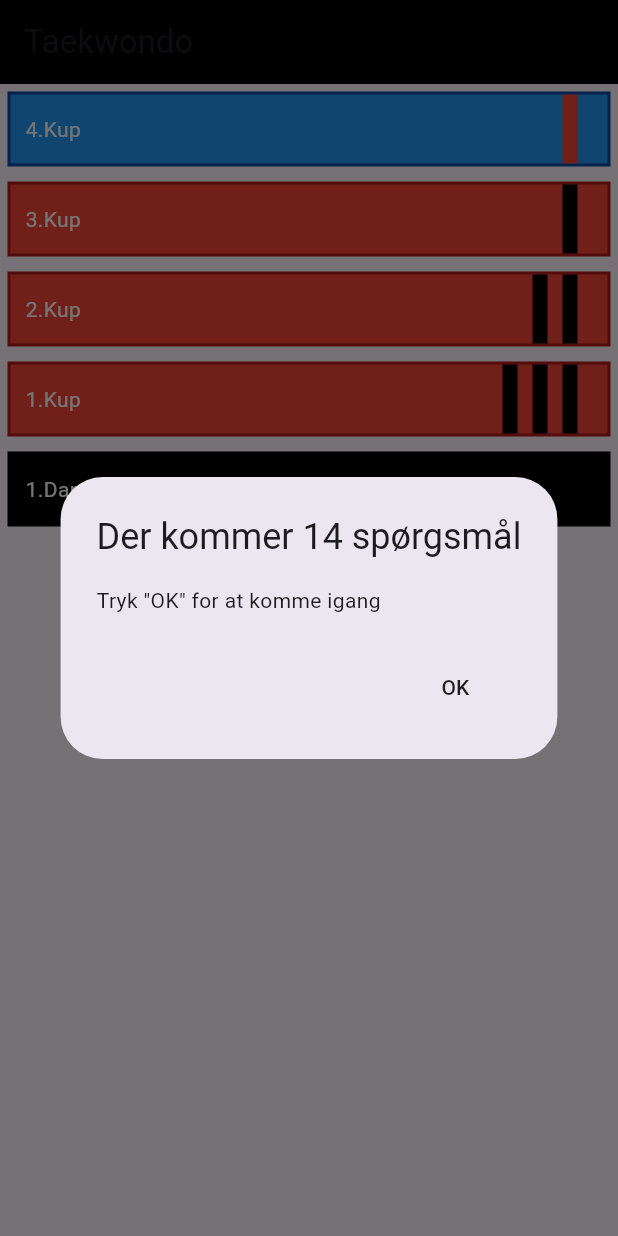
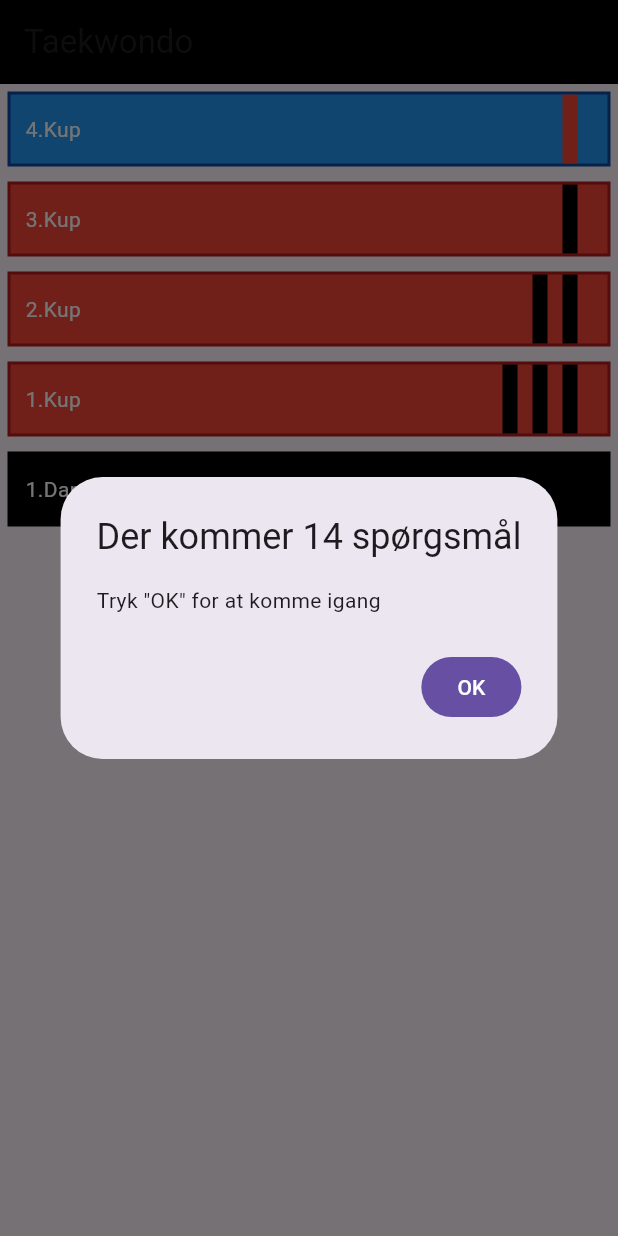
Before and after one commit to toke-dk/taekwondo_pensum, a Flutter app: the screen it shows after launch, after a tap on "4.Kup", on a phone screen of 412 x 824 dp. Run offline on Flutter 3.47's test engine with Material 3 defaults, Android fonts, the phone set to English and light mode, and no system bars.

Commit message:
ready for github

```diff
--- a/lib/MakeBelt.dart
+++ b/lib/MakeBelt.dart
@@ -5,14 +5,14 @@ class Belt extends StatelessWidget {
   final words;
   final String text;
   final color;
-  final Color snipColor;
-  final int snip;
+  final Color? snipColor;
+  final int? snip;
   Belt(
-      {@required this.words,
-      @required this.color,
+      {required this.words,
+      required this.color,
       this.snipColor,
       this.snip,
-      @required this.text});
+      required this.text});
 
   @override
   Widget build(BuildContext context) {
@@ -36,7 +36,7 @@ class Belt extends StatelessWidget {
             title: Text('Der kommer ${words.keys.toList().length} spørgsmål'),
             content: Text('Tryk "OK" for at komme igang'),
             actions: <Widget>[
-              FlatButton(
+              FilledButton(
                   onPressed: () => {
                         Navigator.push(
                             context,
--- a/lib/ResultButtonWidget.dart
+++ b/lib/ResultButtonWidget.dart
@@ -2,9 +2,9 @@ import 'package:flutter/material.dart';
 
 class ResultButtonWidget extends StatefulWidget {
   final color, text, icon;
-  Function myOnTap;
+  Function? myOnTap;
 
-  ResultButtonWidget({Key key, this.color, this.text, this.icon, this.myOnTap})
+  ResultButtonWidget({Key? key, this.color, this.text, this.icon, this.myOnTap})
       : super(key: key);
 
   @override
@@ -16,7 +16,7 @@ class _ResultButtonWidgetState extends State<ResultButtonWidget> {
   Widget build(BuildContext context) {
     return Expanded(
       child: InkWell(
-        onTap: widget.myOnTap,
+        onTap: () => widget.myOnTap,
         child: Column(
           mainAxisAlignment: MainAxisAlignment.center,
           crossAxisAlignment: CrossAxisAlignment.stretch,
--- a/lib/pages/IngameWidget.dart
+++ b/lib/pages/IngameWidget.dart
@@ -11,7 +11,7 @@ class IngameWidget extends StatefulWidget {
   int round;
   var words;
 
-  IngameWidget({Key key, this.words, this.round}) : super(key: key);
+  IngameWidget({Key? key, this.words, required this.round}) : super(key: key);
 
   @override
   _IngameWidgetState createState() => _IngameWidgetState();
--- a/lib/pages/result/ResultWidget.dart
+++ b/lib/pages/result/ResultWidget.dart
@@ -7,7 +7,7 @@ import 'package:taekwondopensum/pages/result/WordsResultWidget.dart';
 class ResultWidget extends StatefulWidget {
   final remainWords, totalWords;
 
-  ResultWidget({Key key, this.remainWords, this.totalWords}) : super(key: key);
+  ResultWidget({Key? key, this.remainWords, this.totalWords}) : super(key: key);
 
   @override
   _ResultWidgetState createState() => _ResultWidgetState();
--- a/lib/pages/result/WordsResultWidget.dart
+++ b/lib/pages/result/WordsResultWidget.dart
@@ -6,7 +6,7 @@ import '../IngameWidget.dart';
 class WordsResultWidget extends StatefulWidget {
   final remainWords, totalWords;
 
-  WordsResultWidget({Key key, this.remainWords, this.totalWords}) : super(key: key);
+  WordsResultWidget({Key? key, this.remainWords, this.totalWords}) : super(key: key);
 
   @override
   _WordsResultWidgetState createState() => _WordsResultWidgetState();
```
Also changed, not shown: lib/ExitDialog.dart (+4 -3 lines), pubspec.yaml (+13 -9 lines), pubspec.lock, 25 other files.
